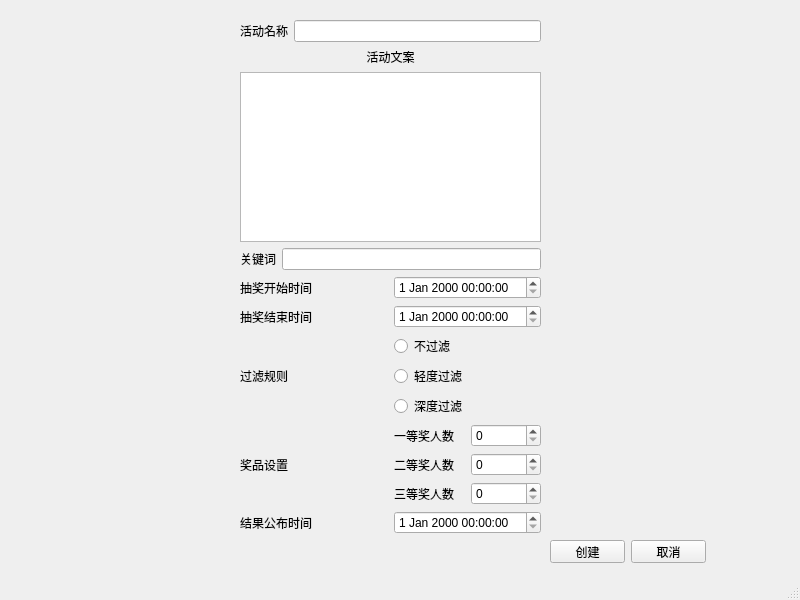
Old version of the form ui_by_Yuming/create.ui in the repository huabei-li/live-project.
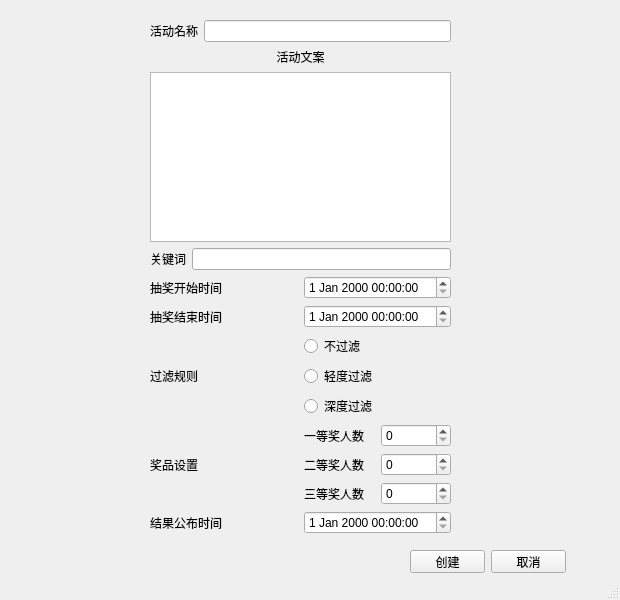
New version of the form.

Commit message: creatchoujiang-ui修改窗体大小

What changed in the file:
```diff
--- a/ui_by_Yuming/create.ui
+++ b/ui_by_Yuming/create.ui
@@ -6,7 +6,7 @@
    <rect>
     <x>0</x>
     <y>0</y>
-    <width>800</width>
+    <width>620</width>
     <height>600</height>
    </rect>
   </property>
@@ -17,8 +17,8 @@
    <widget class="QPushButton" name="pushButton_2">
     <property name="geometry">
      <rect>
-      <x>631</x>
-      <y>540</y>
+      <x>491</x>
+      <y>550</y>
       <width>75</width>
       <height>23</height>
      </rect>
@@ -30,8 +30,8 @@
    <widget class="QPushButton" name="pushButton">
     <property name="geometry">
      <rect>
-      <x>550</x>
-      <y>540</y>
+      <x>410</x>
+      <y>550</y>
       <width>75</width>
       <height>23</height>
      </rect>
@@ -40,10 +40,10 @@
      <string>创建</string>
     </property>
    </widget>
-   <widget class="QWidget" name="">
+   <widget class="QWidget" name="layoutWidget">
     <property name="geometry">
      <rect>
-      <x>240</x>
+      <x>150</x>
       <y>20</y>
       <width>301</width>
       <height>514</height>
```
The commit also changes 1 other file.
